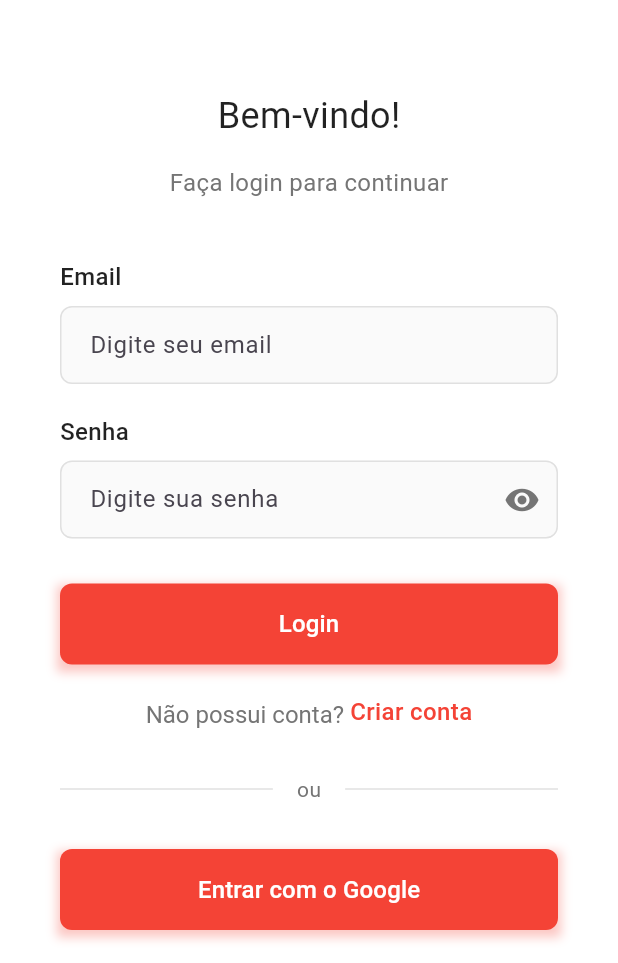
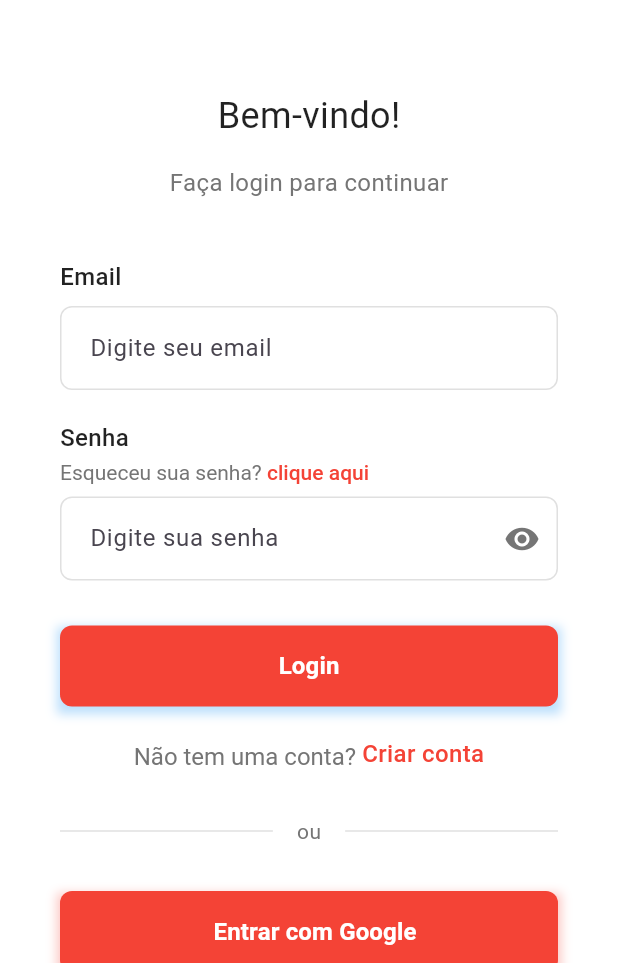
Before and after one commit to michelmanzatotebar/softworktcc, a Flutter app: the screen it shows after launch, on a phone screen of 412 x 824 dp, the part 273-1236 px from its top. Run offline on Flutter 3.47's test engine with Material 3 defaults, Android fonts, the phone set to English and light mode, and no system bars; our stand-ins replace firebase_auth, firebase_core, firebase_database, google_fonts, google_sign_in, mask_text_input_formatter; accounts and stored records are empty.

Commit message:
Implementando reset de senha

```diff
--- a/softwork_tcc/lib/telas/tela_login.dart
+++ b/softwork_tcc/lib/telas/tela_login.dart
@@ -4,6 +4,7 @@ import '../controllers/login_controller.dart';
 import 'tela_cadastro.dart';
 import 'tela_principal_cliente.dart';
 import 'tela_principal_prestador.dart';
+import 'tela_esqueci_minha_senha.dart';
 
 class TelaLogin extends StatefulWidget {
   @override
@@ -43,7 +44,8 @@ class _TelaLoginState extends State<TelaLogin> {
         Navigator.push(
           context,
           MaterialPageRoute(
-            builder: (context) => TelaCadastro(
+            builder: (context) =>
+                TelaCadastro(
                   email: email,
                   uid: uid,
                   nome: nome,
@@ -51,12 +53,14 @@ class _TelaLoginState extends State<TelaLogin> {
           ),
         );
       },
-      mainCallback: (Map<dynamic, dynamic> dadosUsuario, String cpfCnpj, bool isPrestador) {
+      mainCallback: (Map<dynamic, dynamic> dadosUsuario, String cpfCnpj,
+          bool isPrestador) {
         if (isPrestador) {
           Navigator.pushReplacement(
             context,
             MaterialPageRoute(
-              builder: (context) => TelaPrincipalPrestador(
+              builder: (context) =>
+                  TelaPrincipalPrestador(
                     nomeUsuario: dadosUsuario['nome'],
                     cpfCnpj: cpfCnpj,
                   ),
@@ -66,7 +70,8 @@ class _TelaLoginState extends State<TelaLogin> {
           Navigator.pushReplacement(
             context,
             MaterialPageRoute(
-              builder: (context) => TelaPrincipalCliente(
+              builder: (context) =>
+                  TelaPrincipalCliente(
                     nomeUsuario: dadosUsuario['nome'],
                     cpfCnpj: cpfCnpj,
                   ),
@@ -115,8 +120,11 @@ class _TelaLoginState extends State<TelaLogin> {
     Navigator.push(
       context,
       MaterialPageRoute(
-        builder: (context) => TelaCadastro(
-          email: _emailController.text.trim().isEmpty ? '' : _emailController.text.trim(),
+        builder: (context) =>
+            TelaCadastro(
+              email: _emailController.text
+                  .trim()
+                  .isEmpty ? '' : _emailController.text.trim(),
               uid: '',
               nome: '',
             ),
@@ -208,23 +216,28 @@ class _TelaLoginState extends State<TelaLogin> {
                       hintText: 'Digite seu email',
                       border: OutlineInputBorder(
                         borderRadius: BorderRadius.circular(8),
-                        borderSide: BorderSide(color: Colors.grey[300]!, width: 1),
+                        borderSide: BorderSide(color: Colors.grey[300]!,
+                            width: 1),
                       ),
                       enabledBorder: OutlineInputBorder(
                         borderRadius: BorderRadius.circular(8),
-                        borderSide: BorderSide(color: Colors.grey[300]!, width: 1),
+                        borderSide: BorderSide(color: Colors.grey[300]!,
+                            width: 1),
                       ),
                       focusedBorder: OutlineInputBorder(
                         borderRadius: BorderRadius.circular(8),
-                        borderSide: BorderSide(color: Colors.blue, width: 2),
+                        borderSide: BorderSide(color: Colors.red, width: 2),
                       ),
                       errorBorder: OutlineInputBorder(
                         borderRadius: BorderRadius.circular(8),
                         borderSide: BorderSide(color: Colors.red, width: 1),
                       ),
-                      contentPadding: EdgeInsets.symmetric(horizontal: 16, vertical: 14),
-                      filled: true,
-                      fillColor: Colors.grey[50],
+                      focusedErrorBorder: OutlineInputBorder(
+                        borderRadius: BorderRadius.circular(8),
+                        borderSide: BorderSide(color: Colors.red, width: 2),
+                      ),
+                      contentPadding: EdgeInsets.symmetric(
+                          horizontal: 16, vertical: 16),
                     ),
                   ),
 
@@ -241,6 +254,42 @@ class _TelaLoginState extends State<TelaLogin> {
                       ),
                     ),
                   ),
+
+                  SizedBox(height: 4),
+
+                  Align(
+                    alignment: Alignment.centerLeft,
+                    child: GestureDetector(
+                      onTap: () {
+                        Navigator.push(
+                          context,
+                          MaterialPageRoute(
+                            builder: (context) => TelaEsqueciMinhaSenha(),
+                          ),
+                        );
+                      },
+                      child: RichText(
+                        text: TextSpan(
+                          text: 'Esqueceu sua senha? ',
+                          style: TextStyle(
+                            fontSize: 14,
+                            color: Colors.grey[600],
+                          ),
+                          children: [
+                            TextSpan(
+                              text: 'clique aqui',
+                              style: TextStyle(
+                                fontSize: 14,
+                                color: Colors.red,
+                                fontWeight: FontWeight.w500,
+                              ),
+                            ),
+                          ],
+                        ),
+                      ),
+                    ),
+                  ),
+
                   SizedBox(height: 8),
                   TextFormField(
                     controller: _senhaController,
@@ -248,24 +297,15 @@ class _TelaLoginState extends State<TelaLogin> {
                     validator: _validarSenha,
                     decoration: InputDecoration(
                       hintText: 'Digite sua senha',
-                      suffixIcon: IconButton(
-                        icon: Icon(
-                          _obscurePassword ? Icons.visibility : Icons.visibility_off,
-                          color: Colors.grey[600],
-                        ),
-                        onPressed: () {
-                          setState(() {
-                            _obscurePassword = !_obscurePassword;
-                          });
-                        },
-                      ),
                       border: OutlineInputBorder(
                         borderRadius: BorderRadius.circular(8),
-                        borderSide: BorderSide(color: Colors.grey[300]!, width: 1),
+                        borderSide: BorderSide(color: Colors.grey[300]!,
+                            width: 1),
                       ),
                       enabledBorder: OutlineInputBorder(
                         borderRadius: BorderRadius.circular(8),
-                        borderSide: BorderSide(color: Colors.grey[300]!, width: 1),
+                        borderSide: BorderSide(color: Colors.grey[300]!,
+                            width: 1),
                       ),
                       focusedBorder: OutlineInputBorder(
                         borderRadius: BorderRadius.circular(8),
@@ -275,9 +315,24 @@ class _TelaLoginState extends State<TelaLogin> {
                         borderRadius: BorderRadius.circular(8),
                         borderSide: BorderSide(color: Colors.red, width: 1),
                       ),
-                      contentPadding: EdgeInsets.symmetric(horizontal: 16, vertical: 14),
-                      filled: true,
-                      fillColor: Colors.grey[50],
+                      focusedErrorBorder: OutlineInputBorder(
+                        borderRadius: BorderRadius.circular(8),
+                        borderSide: BorderSide(color: Colors.red, width: 2),
+                      ),
+                      contentPadding: EdgeInsets.symmetric(
+                          horizontal: 16, vertical: 16),
+                      suffixIcon: IconButton(
+                        icon: Icon(
+                          _obscurePassword ? Icons.visibility : Icons
+                              .visibility_off,
+                          color: Colors.grey[600],
+                        ),
+                        onPressed: () {
+                          setState(() {
+                            _obscurePassword = !_obscurePassword;
+                          });
+                        },
+                      ),
                     ),
                   ),
 
@@ -289,7 +344,7 @@ class _TelaLoginState extends State<TelaLogin> {
                     decoration: BoxDecoration(
                       boxShadow: [
                         BoxShadow(
-                          color: Colors.red.withOpacity(0.3),
+                          color: Colors.blue.withOpacity(0.3),
                           spreadRadius: 2,
                           blurRadius: 5,
                           offset: Offset(0, 3),
@@ -297,7 +352,9 @@ class _TelaLoginState extends State<TelaLogin> {
                       ],
                     ),
                     child: ElevatedButton(
-                      onPressed: _loginController.isLoading ? null : _fazerLogin,
+                      onPressed: _loginController.isLoading
+                          ? null
+                          : _fazerLogin,
                       style: ElevatedButton.styleFrom(
                         backgroundColor: Colors.red,
                         foregroundColor: Colors.white,
@@ -308,18 +365,19 @@ class _TelaLoginState extends State<TelaLogin> {
                       ),
                       child: _loginController.isLoading
                           ? SizedBox(
-                        width: 24,
-                        height: 24,
+                        width: 20,
+                        height: 20,
                         child: CircularProgressIndicator(
                           strokeWidth: 2,
-                          valueColor: AlwaysStoppedAnimation<Color>(Colors.white),
+                          valueColor: AlwaysStoppedAnimation<Color>(
+                              Colors.white),
                         ),
                       )
                           : Text(
                         'Login',
                         style: TextStyle(
                           fontSize: 16,
-                          fontWeight: FontWeight.w500,
+                          fontWeight: FontWeight.w600,
                         ),
                       ),
                     ),
@@ -330,7 +388,7 @@ class _TelaLoginState extends State<TelaLogin> {
                   Center(
                     child: RichText(
                       text: TextSpan(
-                        text: 'Não possui conta? ',
+                        text: 'Não tem uma conta? ',
                         style: TextStyle(
                           fontSize: 16,
                           color: Colors.grey[600],
@@ -338,7 +396,9 @@ class _TelaLoginState extends State<TelaLogin> {
                         children: [
                           WidgetSpan(
                             child: GestureDetector(
-                              onTap: _loginController.isLoading ? null : _irParaTelaCadastro,
+                              onTap: _loginController.isLoading
+                                  ? null
+                                  : _irParaTelaCadastro,
                               child: Text(
                                 'Criar conta',
                                 style: TextStyle(
@@ -389,7 +449,9 @@ class _TelaLoginState extends State<TelaLogin> {
                       ],
                     ),
                     child: ElevatedButton(
-                      onPressed: _loginController.isLoading ? null : _loginController.loginComGoogle,
+                      onPressed: _loginController.isLoading
+                          ? null
+                          : _loginController.loginComGoogle,
                       style: ElevatedButton.styleFrom(
                         backgroundColor: Colors.red,
                         foregroundColor: Colors.white,
@@ -400,24 +462,31 @@ class _TelaLoginState extends State<TelaLogin> {
                       ),
                       child: _loginController.isLoading
                           ? SizedBox(
-                        width: 24,
-                        height: 24,
+                        width: 20,
+                        height: 20,
                         child: CircularProgressIndicator(
                           strokeWidth: 2,
-                          valueColor: AlwaysStoppedAnimation<Color>(Colors.white),
+                          valueColor: AlwaysStoppedAnimation<Color>(
+                              Colors.white),
                         ),
                       )
-                          : Text(
-                        'Entrar com o Google',
+                          : Row(
+                        mainAxisAlignment: MainAxisAlignment.center,
+                        children: [
+                          SizedBox(width: 8),
+                          Text(
+                            'Entrar com Google',
                             style: TextStyle(
                               fontSize: 16,
-                          fontWeight: FontWeight.w500,
+                              fontWeight: FontWeight.w600,
                             ),
+                          ),
+                        ],
                       ),
                     ),
                   ),
 
-                  SizedBox(height: 60),
+                  SizedBox(height: 40),
                 ],
               ),
             ),
```
Also changed, not shown: softwork_tcc/lib/controllers/esqueci_minha_senha_controller.dart (added, +80 -0 lines), softwork_tcc/lib/telas/tela_esqueci_minha_senha.dart (added, +226 -0 lines). Lines whose indentation alone changed are shown as unchanged.
